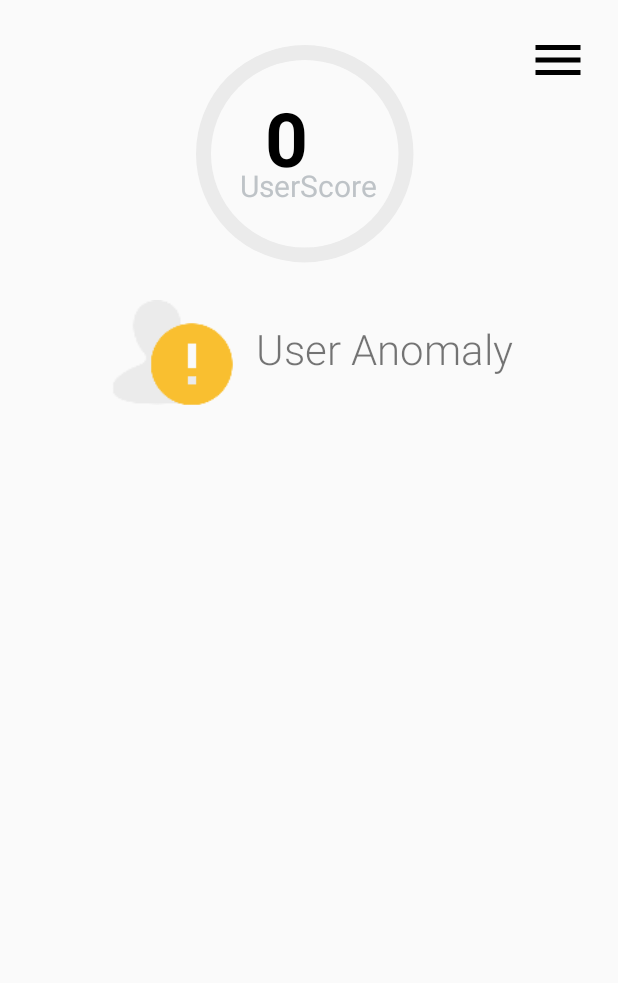
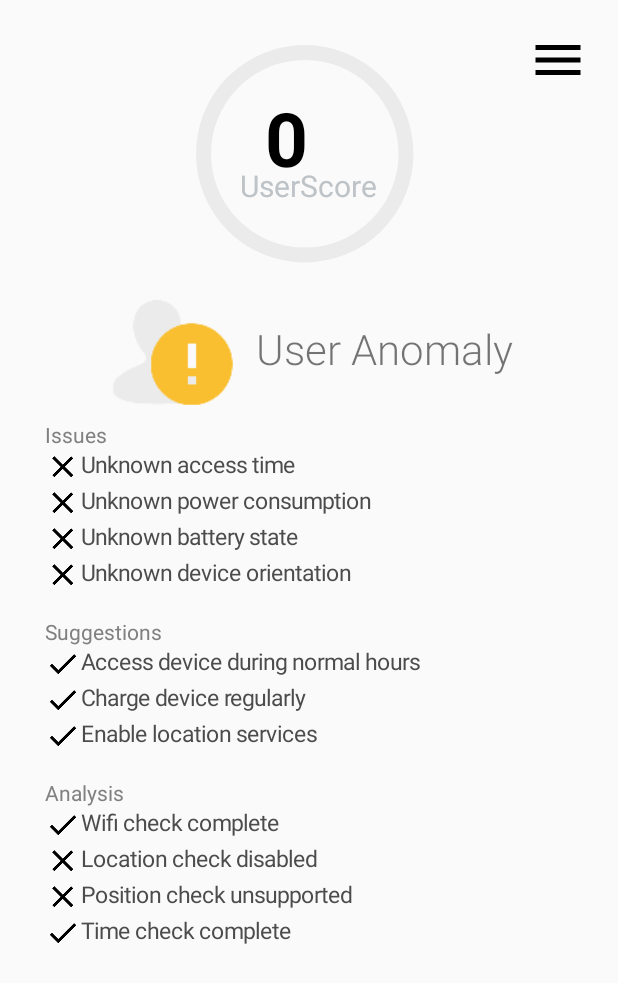
Before and after one commit to Sentegrity/sentegrity-android, an Android app: the UserInfoActivity screen opened directly, with no data from a screen before it, on a phone screen of 412 x 824 dp. Shown: the top 983 px of the screen. Run offline under Robolectric (Android 15) with nearby library versions, the phone set to English and light mode, and no system bars.

Commit message:
information (device/user) initial dummy implementation; text generator for different states

```diff
--- a/sentegrity/src/main/java/com/sentegrity/android/activities/InformationActivity.java
+++ b/sentegrity/src/main/java/com/sentegrity/android/activities/InformationActivity.java
@@ -1,9 +1,43 @@
 package com.sentegrity.android.activities;
 
-import android.app.Activity;
+import android.util.TypedValue;
+import android.widget.TextView;
+
+import com.sentegrity.android.R;
 
 /**
  * Created by dmestrov on 20/03/16.
  */
 public class InformationActivity extends MenuActivity {
+
+    protected enum InfoType{
+        TITLE, FAIL, SUCCESS
+    }
+
+    protected TextView createInfo(String text, InfoType type){
+        TextView tv = new TextView(this);
+        tv.setText(text);
+
+        int textSize = 15;
+        int textColor = getResources().getColor(R.color.gray_dark);
+
+        switch (type){
+            case TITLE:
+                textSize = 14;
+                textColor = getResources().getColor(R.color.gray_light);
+                break;
+            case FAIL:
+                tv.setCompoundDrawablesRelativeWithIntrinsicBounds(R.drawable.ic_close_black_24dp, 0, 0, 0);
+                break;
+            case SUCCESS:
+                tv.setCompoundDrawablesRelativeWithIntrinsicBounds(R.drawable.ic_check_black_24dp, 0, 0, 0);
+                break;
+        }
+
+        tv.setTextSize(TypedValue.COMPLEX_UNIT_DIP, textSize);
+        tv.setTextColor(textColor);
+
+        return tv;
+    }
+
 }
--- a/sentegrity/src/main/java/com/sentegrity/android/activities/UserInfoActivity.java
+++ b/sentegrity/src/main/java/com/sentegrity/android/activities/UserInfoActivity.java
@@ -1,6 +1,7 @@
 package com.sentegrity.android.activities;
 
 import android.os.Bundle;
+import android.widget.LinearLayout;
 
 import com.sentegrity.android.R;
 import com.sentegrity.android.widget.ScoreLayout;
@@ -13,6 +14,7 @@ import java.util.Random;
 public class UserInfoActivity extends InformationActivity {
 
     private Random r = new Random();
+    private LinearLayout infoHolder;
 
     @Override
     protected void onCreate(Bundle savedInstanceState) {
@@ -22,5 +24,24 @@ public class UserInfoActivity extends InformationActivity {
         ScoreLayout scoreLayout = (ScoreLayout) findViewById(R.id.score_layout);
         scoreLayout.setTitle("UserScore");
         scoreLayout.animatePercentage(r.nextInt(100) + 1);
+
+        infoHolder = (LinearLayout) findViewById(R.id.user_info_data);
+
+        infoHolder.addView(createInfo("Issues", InfoType.TITLE));
+        infoHolder.addView(createInfo("Unknown access time", InfoType.FAIL));
+        infoHolder.addView(createInfo("Unknown power consumption", InfoType.FAIL));
+        infoHolder.addView(createInfo("Unknown battery state", InfoType.FAIL));
+        infoHolder.addView(createInfo("Unknown device orientation", InfoType.FAIL));
+
+        infoHolder.addView(createInfo("\nSuggestions", InfoType.TITLE));
+        infoHolder.addView(createInfo("Access device during normal hours", InfoType.SUCCESS));
+        infoHolder.addView(createInfo("Charge device regularly", InfoType.SUCCESS));
+        infoHolder.addView(createInfo("Enable location services", InfoType.SUCCESS));
+
+        infoHolder.addView(createInfo("\nAnalysis", InfoType.TITLE));
+        infoHolder.addView(createInfo("Wifi check complete", InfoType.SUCCESS));
+        infoHolder.addView(createInfo("Location check disabled", InfoType.FAIL));
+        infoHolder.addView(createInfo("Position check unsupported", InfoType.FAIL));
+        infoHolder.addView(createInfo("Time check complete", InfoType.SUCCESS));
     }
 }
--- a/sentegrity/src/main/res/layout/activity_user_info.xml
+++ b/sentegrity/src/main/res/layout/activity_user_info.xml
@@ -1,6 +1,5 @@
 <?xml version="1.0" encoding="utf-8"?>
-<android.support.v4.widget.DrawerLayout
-    xmlns:android="http://schemas.android.com/apk/res/android"
+<android.support.v4.widget.DrawerLayout xmlns:android="http://schemas.android.com/apk/res/android"
     xmlns:app="http://schemas.android.com/apk/res-auto"
     xmlns:tools="http://schemas.android.com/tools"
     android:id="@+id/drawer_layout"
@@ -101,6 +100,22 @@
                     android:textSize="28dp" />
             </LinearLayout>
 
+            <ScrollView
+                android:layout_width="match_parent"
+                android:layout_height="wrap_content"
+                android:paddingTop="10dp"
+                android:paddingBottom="10dp">
+
+                <LinearLayout
+                    android:id="@+id/user_info_data"
+                    android:layout_width="match_parent"
+                    android:layout_height="wrap_content"
+                    android:orientation="vertical"
+                    android:paddingLeft="30dp"
+                    android:paddingRight="30dp" />
+
+            </ScrollView>
+
         </LinearLayout>
     </RelativeLayout>
 
```
Also changed, not shown: sentegrity/src/main/java/com/sentegrity/android/activities/DeviceInfoActivity.java (+18 -0 lines), sentegrity/src/main/java/com/sentegrity/android/utils/Helpers.java (added, +7 -0 lines), sentegrity/src/main/res/layout/activity_device_info.xml (+16 -0 lines).
